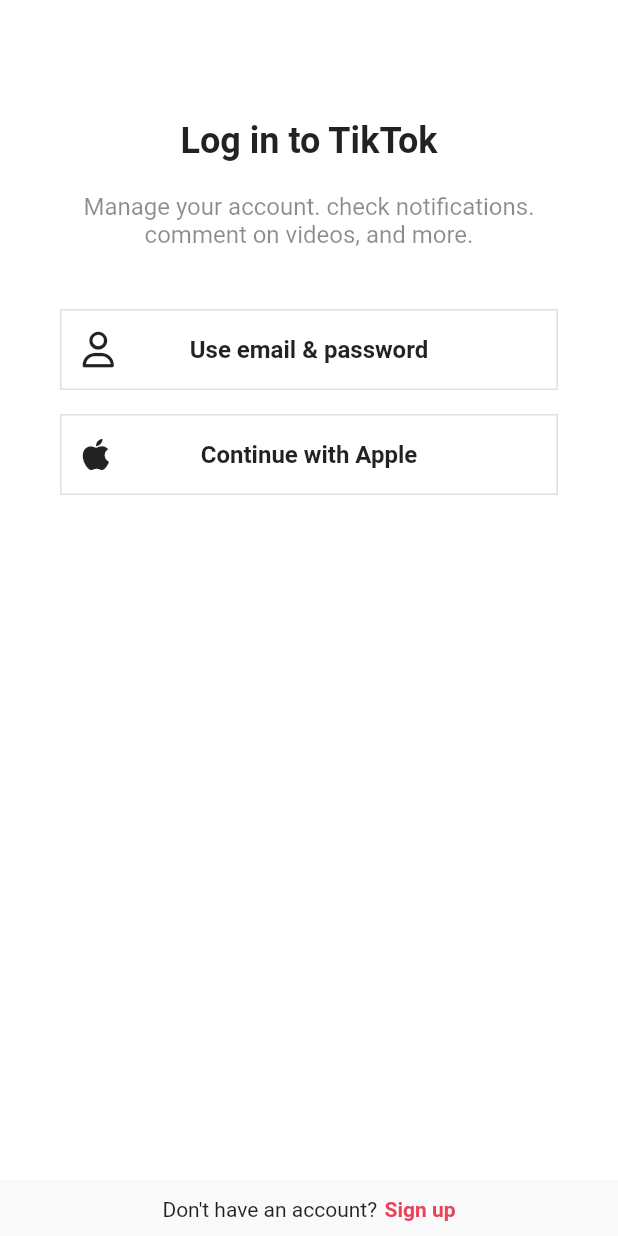
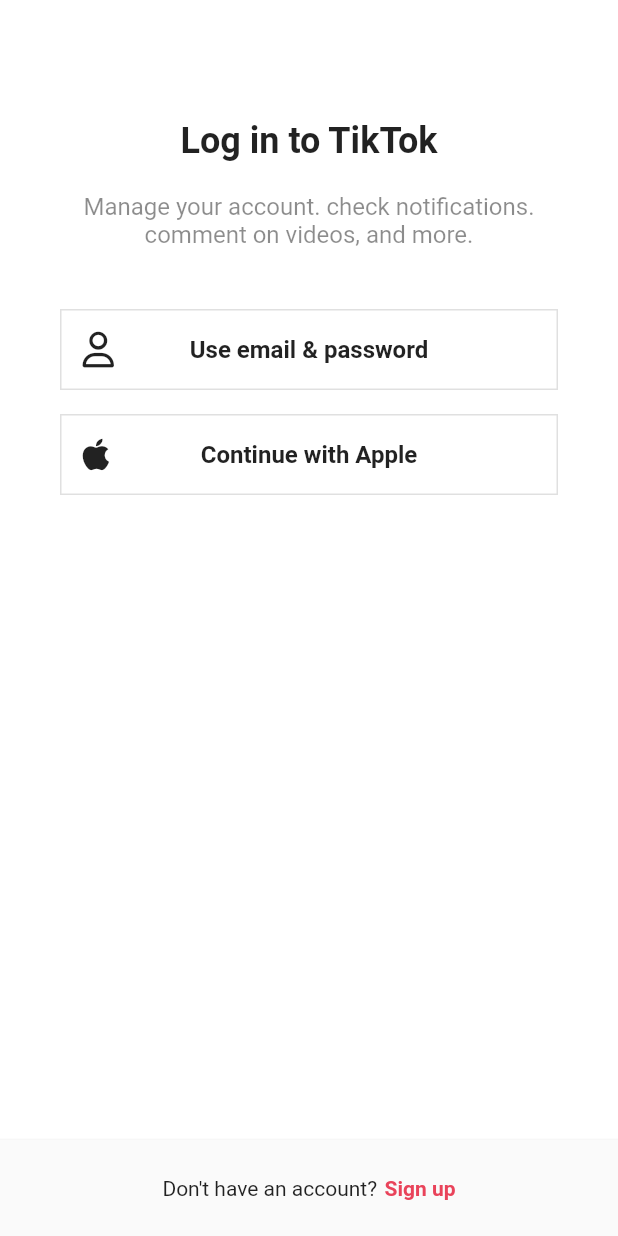
Before and after one commit to WonHyun/TikTokClone, a Flutter app: the screen it shows after launch, after a tap on "Log in", on a phone screen of 412 x 824 dp. Run offline on Flutter 3.47's test engine with Material 3 defaults, Android fonts, the phone set to English and light mode, and no system bars; our stand-ins replace font_awesome_flutter.

Commit message:
fix: adjust padding size, add unfocus logic

```diff
--- a/lib/features/authentication/login_screen.dart
+++ b/lib/features/authentication/login_screen.dart
@@ -56,7 +56,7 @@ class LoginScreen extends StatelessWidget {
         elevation: 2,
         color: Colors.grey.shade50,
         child: Padding(
-          padding: const EdgeInsets.symmetric(vertical: Sizes.size10),
+          padding: const EdgeInsets.symmetric(vertical: Sizes.size24),
           child: Row(
             mainAxisAlignment: MainAxisAlignment.center,
             children: [
--- a/lib/features/authentication/sign_up_screen.dart
+++ b/lib/features/authentication/sign_up_screen.dart
@@ -8,6 +8,10 @@ import 'package:tictok_clone/features/authentication/widgets/auth_button.dart';
 
 class SignUpScreen extends StatelessWidget {
   const SignUpScreen({super.key});
+
+  void _onScaffoldTap(BuildContext context) {
+    FocusScope.of(context).unfocus();
+  }
 
   void _onLoginTap(BuildContext context) {
     Navigator.of(context).push(MaterialPageRoute(
@@ -23,7 +27,9 @@ class SignUpScreen extends StatelessWidget {
 
   @override
   Widget build(BuildContext context) {
-    return Scaffold(
+    return GestureDetector(
+      onTap: () => _onScaffoldTap(context),
+      child: Scaffold(
         body: SafeArea(
           child: Padding(
             padding: const EdgeInsets.symmetric(horizontal: Sizes.size32),
@@ -66,7 +72,7 @@ class SignUpScreen extends StatelessWidget {
           elevation: 2,
           color: Colors.grey.shade50,
           child: Padding(
-          padding: const EdgeInsets.symmetric(vertical: Sizes.size10),
+            padding: const EdgeInsets.symmetric(vertical: Sizes.size24),
             child: Row(
               mainAxisAlignment: MainAxisAlignment.center,
               children: [
@@ -86,6 +92,7 @@ class SignUpScreen extends StatelessWidget {
             ),
           ),
         ),
+      ),
     );
   }
 }
```
Also changed, not shown: lib/features/authentication/username_screen.dart (+8 -1 lines). Lines whose indentation alone changed are shown as unchanged.
